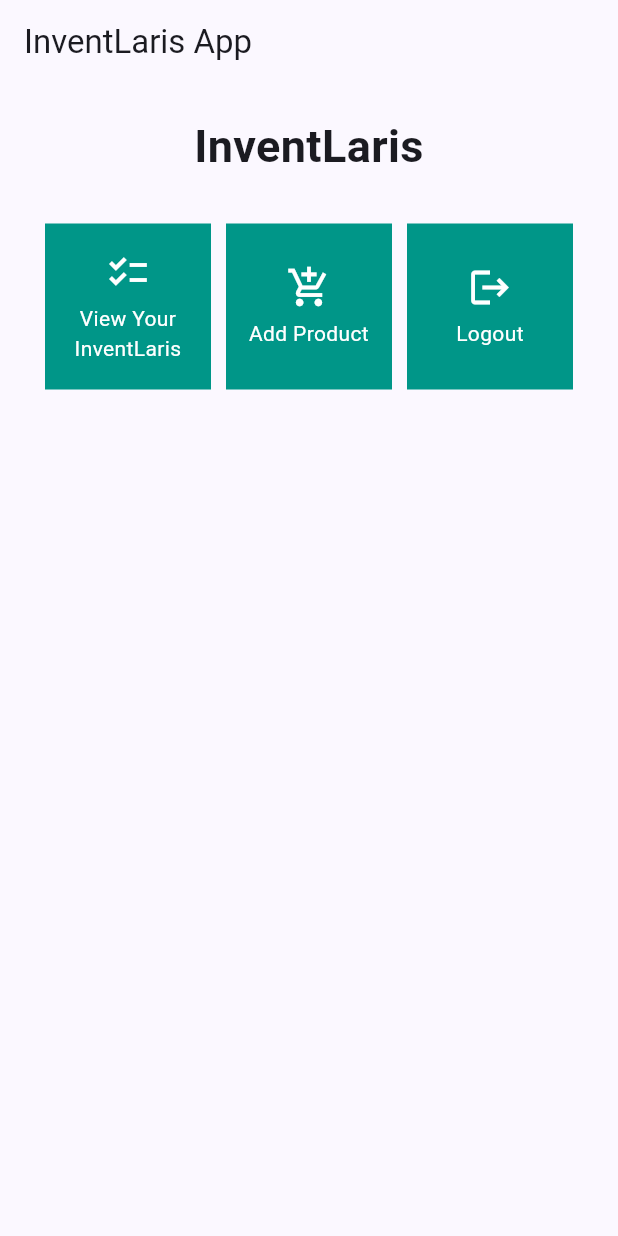
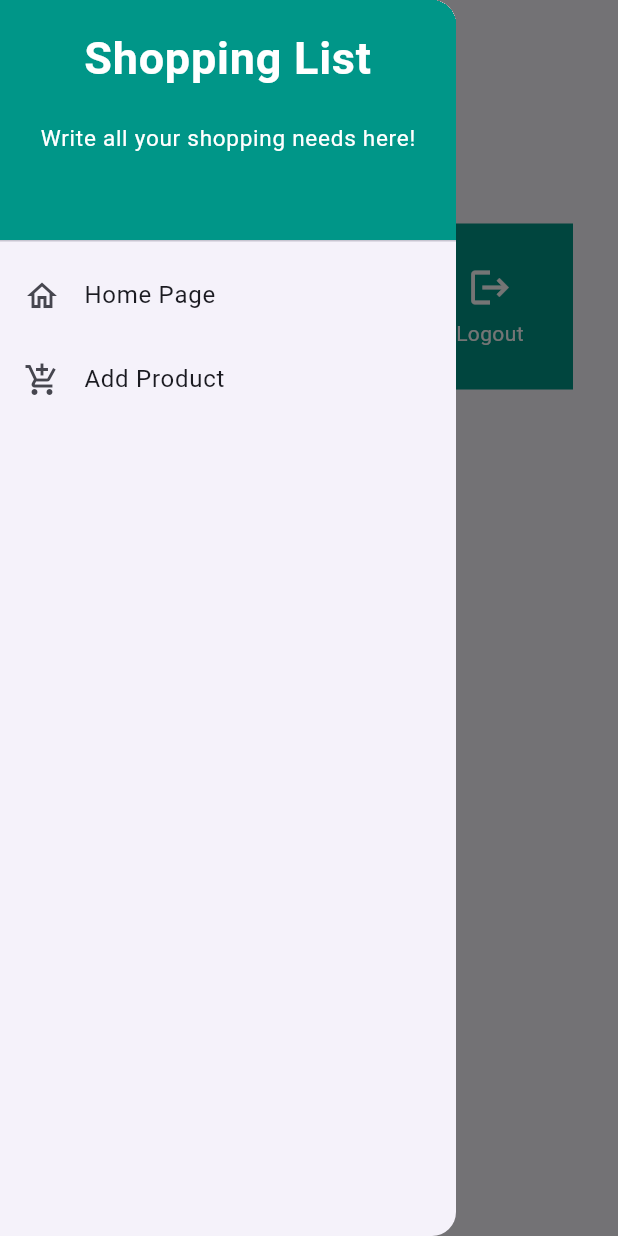
Before and after one commit to cyrilladrian/assignment-flutter, a Flutter app: the screen it shows after launch, with the side drawer open (before the commit the screen has no drawer), on a phone screen of 412 x 824 dp. Run offline on Flutter 3.47's test engine with Material 2 defaults, Android fonts, the phone set to English and light mode, and no system bars.

Commit message:
update for assignment 8

```diff
--- a/lib/main.dart
+++ b/lib/main.dart
@@ -12,7 +12,7 @@ class MyApp extends StatelessWidget {
   @override
   Widget build(BuildContext context) {
     return MaterialApp(
-      title: 'InventLaris App',
+      title: 'InventLaris',
       theme: ThemeData(
         // This is the theme of your application.
         //
--- a/lib/menu.dart
+++ b/lib/menu.dart
@@ -1,4 +1,6 @@
 import 'package:flutter/material.dart';
+import 'package:assignment_flutter/form.dart';
+import 'package:assignment_flutter/widgets/left_drawer.dart';
 
 class ShopItem {
   final String name;
@@ -11,7 +13,7 @@ class MyHomePage extends StatelessWidget {
   MyHomePage({Key? key}) : super(key: key);
 
   final List<ShopItem> items = [
-    ShopItem("View Your InventLaris", Icons.checklist),
+    ShopItem("View Products", Icons.checklist),
     ShopItem("Add Product", Icons.add_shopping_cart),
     ShopItem("Logout", Icons.logout),
   ];
@@ -36,9 +38,10 @@ class MyHomePage extends StatelessWidget {
     return Scaffold(
       appBar: AppBar(
         title: const Text(
-          'InventLaris App',
+          'InventLaris',
         ),
       ),
+      drawer: const LeftDrawer(),
       body: SingleChildScrollView(
         // Scrolling wrapper widget
         child: Padding(
@@ -80,7 +83,6 @@ class MyHomePage extends StatelessWidget {
   }
 }
 
-
 class ShopCard extends StatelessWidget {
   final ShopItem item;
 
@@ -93,11 +95,17 @@ class ShopCard extends StatelessWidget {
       child: InkWell(
         // Responsive touch area
         onTap: () {
-          // Show a SnackBar when clicked
+          // Show SnackBar when clicked
           ScaffoldMessenger.of(context)
             ..hideCurrentSnackBar()
             ..showSnackBar(SnackBar(
                 content: Text("You pressed the ${item.name} button!")));
+
+          // Navigate to the appropriate route (depending on the button type)
+          if (item.name == "Add Product") {
+            Navigator.push(context,
+                MaterialPageRoute(builder: (context) => ShopFormPage()));
+          }
         },
         child: Container(
           // Container to hold Icon and Text
--- /dev/null
+++ b/lib/widgets/left_drawer.dart
@@ -0,0 +1,72 @@
+import 'package:flutter/material.dart';
+import 'package:assignment_flutter/menu.dart';
+// Import the ShopFormPage page here
+import 'package:assignment_flutter/form.dart'; // Replace with the correct import path
+
+class LeftDrawer extends StatelessWidget {
+  const LeftDrawer({Key? key});
+
+  @override
+  Widget build(BuildContext context) {
+    return Drawer(
+      child: ListView(
+        children: [
+          DrawerHeader(
+            decoration: BoxDecoration(
+              color: Colors.teal,
+            ),
+            child: Column(
+              children: [
+                Text(
+                  'Shopping List',
+                  textAlign: TextAlign.center,
+                  style: TextStyle(
+                    fontSize: 30,
+                    fontWeight: FontWeight.bold,
+                    color: Colors.white,
+                  ),
+                ),
+                Padding(padding: EdgeInsets.all(10)),
+                Text(
+                  "Write all your shopping needs here!",
+                  style: TextStyle(
+                    // textAlign: TextAlign.center,
+                    fontSize: 15,
+                    color: Colors.white,
+                    fontWeight: FontWeight.normal,
+                  ),
+                ),
+              ],
+            ),
+          ),
+          ListTile(
+            leading: Icon(Icons.home_outlined),
+            title: Text('Home Page'),
+            // Redirect to MyHomePage
+            onTap: () {
+              Navigator.pushReplacement(
+                context,
+                MaterialPageRoute(
+                  builder: (context) => MyHomePage(),
+                ),
+              );
+            },
+          ),
+          ListTile(
+            leading: Icon(Icons.add_shopping_cart),
+            title: Text('Add Product'),
+            // Redirect to ShopFormPage
+            onTap: () {
+              Navigator.pushReplacement(
+                context,
+                MaterialPageRoute(
+                  builder: (context) => ShopFormPage(),
+                ),
+              );
+            },
+          ),
+        ],
+      ),
+    );
+  }
+}
```
Also changed, not shown: lib/form.dart (added, +188 -0 lines), lib/widgets/shop_card.dart (added), 1 other file.
